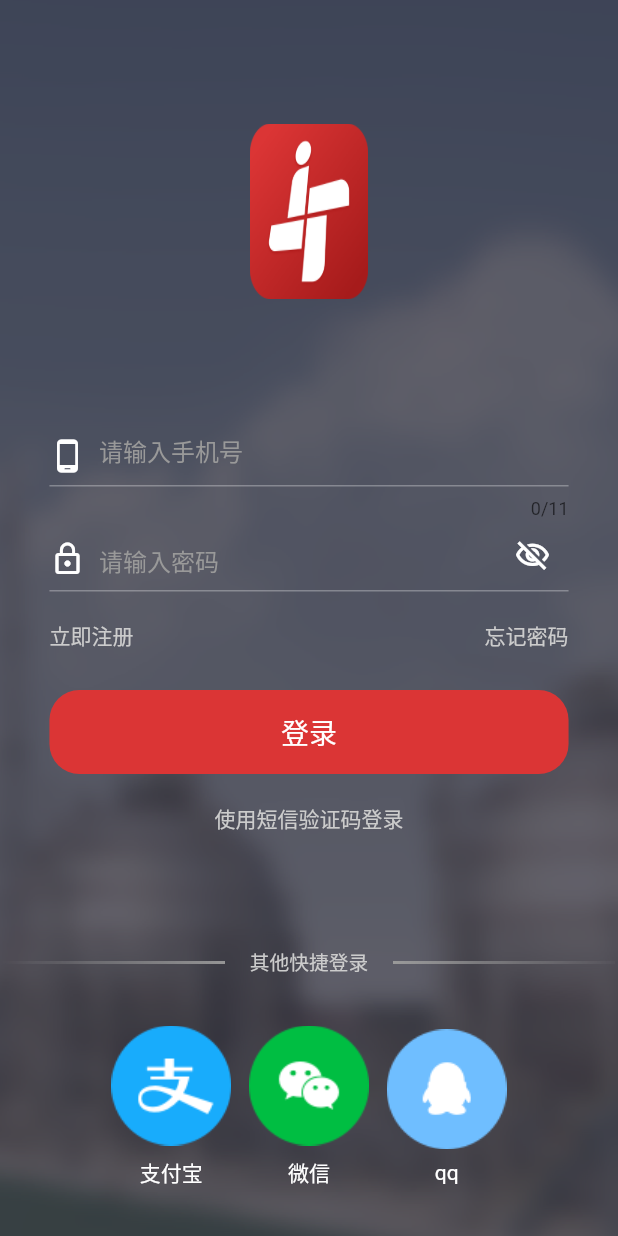
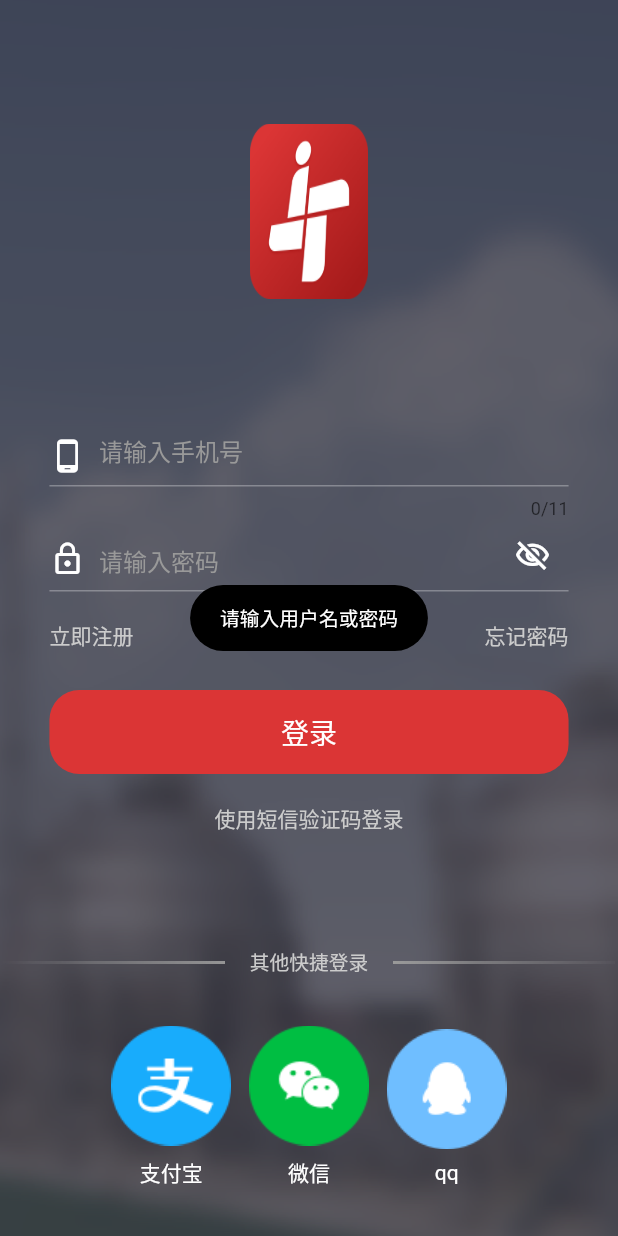
Before and after one commit to huajian123/hj_app, a Flutter app: the screen it shows after launch, after a tap on "登录", on a phone screen of 412 x 824 dp. Run offline on Flutter 3.47's test engine with Material 2 defaults, Android fonts, the phone set to English and light mode, and no system bars; our stand-ins replace cookie_jar, dio, dio_cookie_manager, fluro, flutter_screenutil, fluttertoast and 1 more; statements that could not run were skipped.

Commit message:
登录页页面提交

```diff
--- a/lib/common/utils/toast.dart
+++ b/lib/common/utils/toast.dart
@@ -8,14 +8,16 @@ Future<bool> toastInfo({
   @required String msg,
   Color backgroundColor = Colors.black,
   Color textColor = Colors.white,
+  ToastGravity postion=ToastGravity.TOP,
+  double fontSize=24.0,
 }) async {
   return await Fluttertoast.showToast(
     msg: msg,
     toastLength: Toast.LENGTH_SHORT,
-    gravity: ToastGravity.TOP,
+    gravity: postion,
     timeInSecForIos: 1,
     backgroundColor: backgroundColor,
     textColor: textColor,
-    fontSize: duSetFontSize(16),
+    fontSize: fontSize,
   );
 }
--- a/lib/pages/login_page/login.dart
+++ b/lib/pages/login_page/login.dart
@@ -1,5 +1,6 @@
 import 'package:flutter/material.dart';
 import 'package:flutter_screenutil/screenutil.dart';
+import 'package:fluttertoast/fluttertoast.dart';
 import 'package:hj_app/common/entitys/entitys.dart';
 import 'package:hj_app/common/utils/Iconfont.dart';
 import 'package:hj_app/common/utils/util.dart';
@@ -118,6 +119,7 @@ class _LoginState extends State<Login> {
                   cursorColor: Colors.white,
                   // 改变光标颜色
                   cursorWidth: 1.0,
+                  controller: _pwdControl,
                   style: TextStyle(color: Colors.white),
                   obscureText: !_showPasswordFlag,
                   decoration: InputDecoration(
@@ -217,7 +219,10 @@ class _LoginState extends State<Login> {
               shape: RoundedRectangleBorder(
                   borderRadius: BorderRadius.circular(20.0)),
               onPressed: () {
-                print("登录");
+                if(_pwdControl.value.text==""||_userControl.value.text==""){
+                   toastInfo(msg: '请输入用户名或密码',postion: ToastGravity.CENTER,fontSize: duSetFontSize(24));
+                   return;
+                }
               },
             ),
           ),
```
